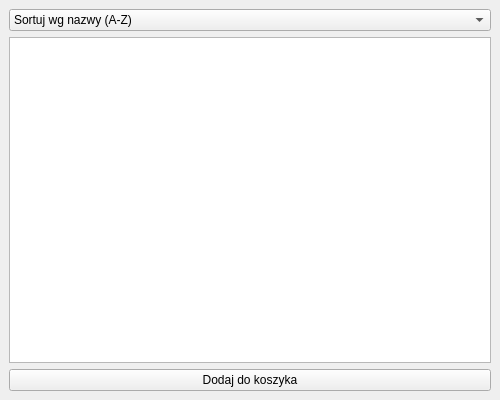
First picture: the form in store/storewindow.ui, repository SoichiroJap/sklepik, before the edit.
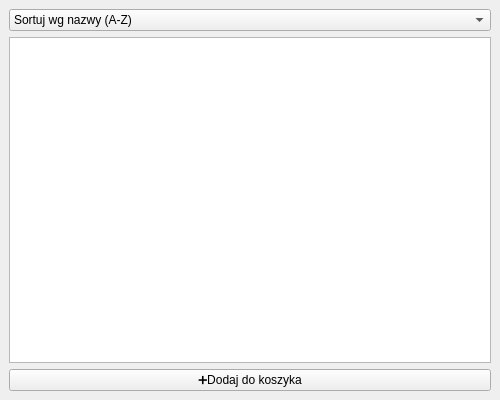
Second picture: the form after the edit.

```diff
--- a/store/storewindow.ui
+++ b/store/storewindow.ui
@@ -41,7 +41,7 @@
     <item>
      <widget class="QPushButton" name="pushButtonAddToCart">
       <property name="text">
-       <string>Dodaj do koszyka</string>
+       <string>➕Dodaj do koszyka</string>
       </property>
      </widget>
     </item>
```
